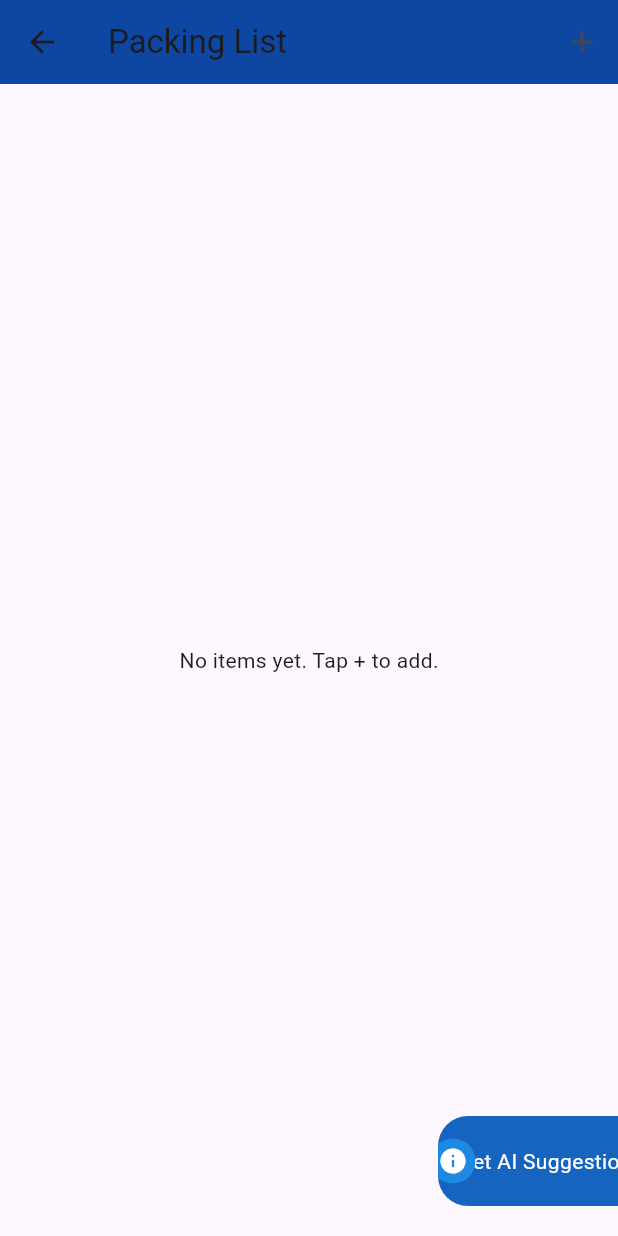
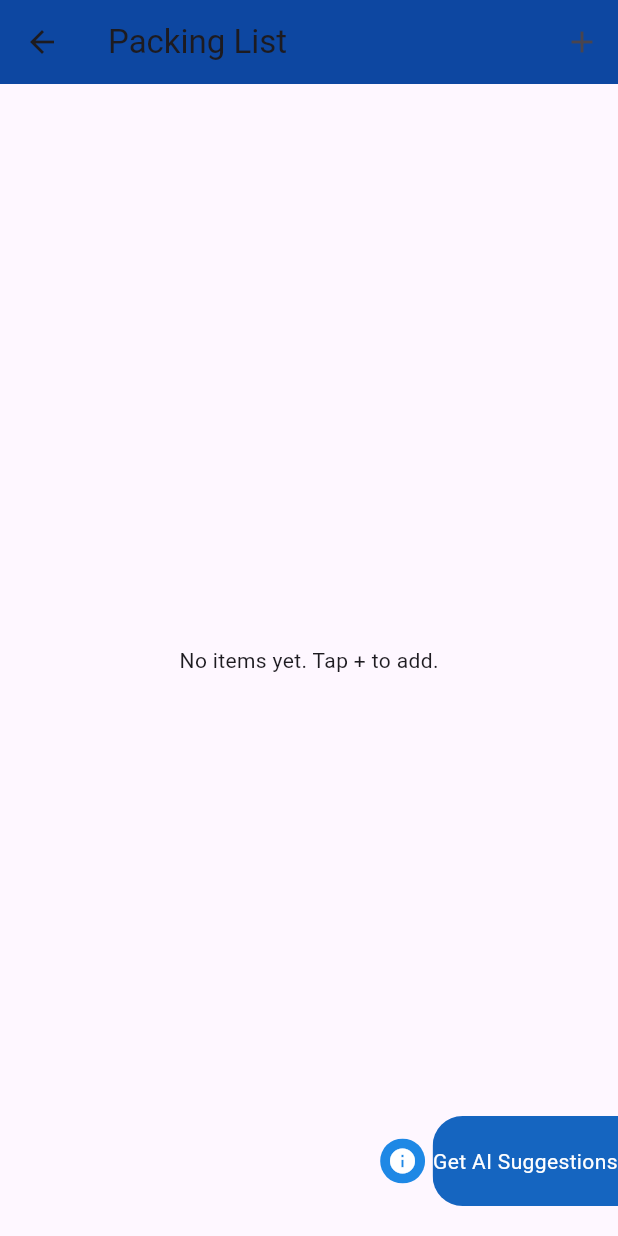
Before and after one commit to juliaopesh/JetSetGo, a Flutter app: the PackingListScreen screen opened directly, on a phone screen of 412 x 824 dp. Run offline on Flutter 3.47's test engine with Material 3 defaults, Android fonts, the phone set to English and light mode, and no system bars.

Commit message:
fixed packing list button positioning

```diff
--- a/jetsetgo/lib/login.dart
+++ b/jetsetgo/lib/login.dart
@@ -1,4 +1,5 @@
 import 'package:flutter/material.dart';
+import 'packing_list.dart'; // Import the Packing List screen
 
 class LoginScreen extends StatefulWidget {
   const LoginScreen({super.key});
--- a/jetsetgo/lib/packing_list.dart
+++ b/jetsetgo/lib/packing_list.dart
@@ -127,39 +127,37 @@ class _PackingListScreenState extends State<PackingListScreen> {
           ),
           Positioned(
             bottom: 20,
-            right: -30, // Peeks out from the right
-            child: Stack(
-              alignment: Alignment.centerRight,
+            right: 0, // Keeps button inside screen
+            child: Row(
+              mainAxisSize: MainAxisSize.min,
               children: [
+                // Info button peeking out from left
+                GestureDetector(
+                  onTap: _showInfoDialog,
+                  child: ClipOval(
+                    child: Container(
+                      width: 30,
+                      height: 30,
+                      color: Colors.blue[600],
+                      alignment: Alignment.center,
+                      child: Icon(Icons.info, color: Colors.white, size: 20),
+                    ),
+                  ),
+                ),
+                SizedBox(width: 5), // Small spacing to separate from the main button
                 // Main AI Suggestions button
                 GestureDetector(
                   onTap: _getAISuggestions,
                   child: ClipRRect(
                     borderRadius: BorderRadius.horizontal(left: Radius.circular(20)),
                     child: Container(
-                      width: 150,
-                      height: 60, // Increased height for better visibility
+                      width: MediaQuery.of(context).size.width * 0.3, // 40% of screen width
+                      height: 60,
                       color: Colors.blue[800],
                       alignment: Alignment.center,
                       child: Text(
                         "Get AI Suggestions",
                         style: TextStyle(color: Colors.white, fontSize: 14),
-                      ),
-                    ),
-                  ),
-                ),
-                // Info button sticking out
-                Positioned(
-                  left: -5, // Makes it peek out
-                  child: GestureDetector(
-                    onTap: _showInfoDialog,
-                    child: ClipOval(
-                      child: Container(
-                        width: 30,
-                        height: 30,
-                        color: Colors.blue[600],
-                        alignment: Alignment.center,
-                        child: Icon(Icons.info, color: Colors.white, size: 20),
                       ),
                     ),
                   ),
```
